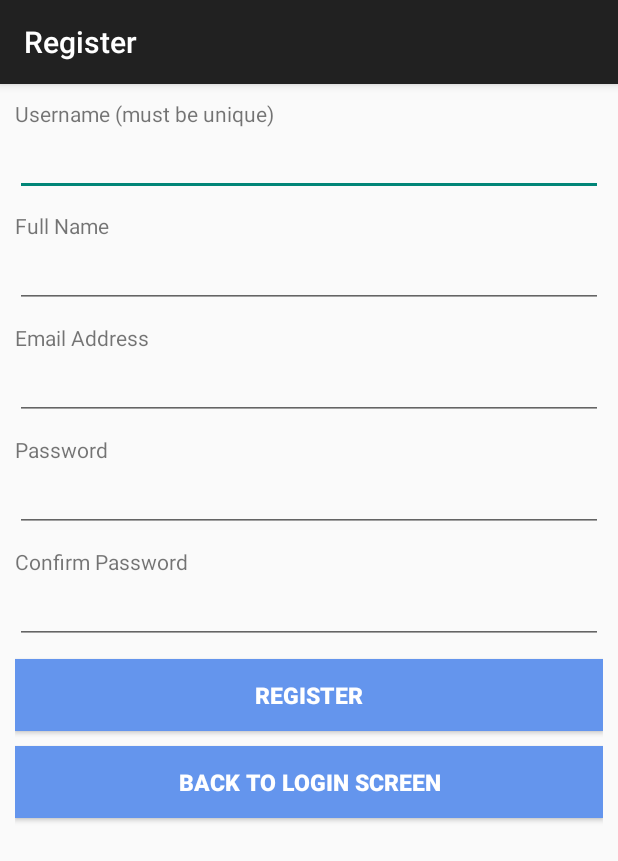
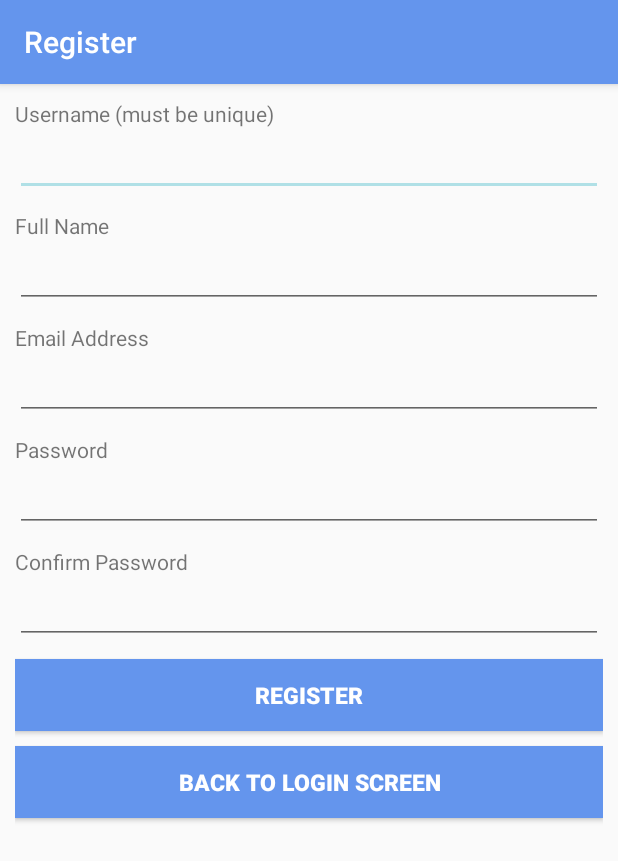
Before and after one commit to OlirianWarrior/DebateApp, an Android app: the screen it shows after launch (Register), after a tap on "REGISTER", on a phone screen of 412 x 824 dp. Shown: the top 861 px of the screen. Run offline under Robolectric (Android 15) with nearby library versions, the phone set to English and light mode, and no system bars.

Commit message:
Further graphical and funtionality improvements

```diff
--- a/app/src/main/java/com/gmail/donncha/assignment/Account.java
+++ b/app/src/main/java/com/gmail/donncha/assignment/Account.java
@@ -1,8 +1,10 @@
 package com.gmail.donncha.assignment;
 
+import android.app.ActionBar;
 import android.content.Intent;
 import android.database.Cursor;
 import android.os.Bundle;
+import android.support.v7.app.ActionBarActivity;
 import android.support.v7.app.AppCompatActivity;
 import android.util.Log;
 import android.view.View;
--- a/app/src/main/res/layout/activity_debatelist.xml
+++ b/app/src/main/res/layout/activity_debatelist.xml
@@ -12,8 +12,8 @@
 
     <Button
         android:layout_marginBottom="10dp"
-        android:background="#6495ed"
-        android:textColor="#fff"
+        android:background="@color/primary"
+        android:textColor="@color/textColor"
         android:textStyle="bold"
         android:textSize="15dp"
         android:layout_width="match_parent"
--- a/app/src/main/res/layout/activity_register.xml
+++ b/app/src/main/res/layout/activity_register.xml
@@ -66,8 +66,8 @@
         android:inputType="textPassword" />
 
     <Button
-        android:background="#6495ed"
-        android:textColor="#fff"
+        android:background="@color/primary"
+        android:textColor="@color/textColor"
         android:textStyle="bold"
         android:textSize="15dp"
         android:layout_marginBottom="10dp"
@@ -78,8 +78,8 @@
         />
 
     <Button
-        android:background="#6495ed"
-        android:textColor="#fff"
+        android:background="@color/primary"
+        android:textColor="@color/textColor"
         android:textStyle="bold"
         android:textSize="15dp"
         android:id="@+id/bBack"
--- /dev/null
+++ b/app/src/main/res/values/colors.xml
@@ -0,0 +1,9 @@
+<?xml version="1.0" encoding="utf-8"?>
+<resources>
+
+    <color name="primary">#6495ed</color>
+    <color name="primary_dark">#87ceeb</color>
+    <color name="accent">#b0e0e6</color>
+    <color name="textColor">#fff</color>
+
+</resources>
--- a/app/src/main/res/values/styles.xml
+++ b/app/src/main/res/values/styles.xml
@@ -1,8 +1,12 @@
-<resources>
-
+<?xml version ="1.0" encoding="utf-8"?>
+<resources xmlns:android="http://schemas.android.com/apk/res/android">
     <!-- Base application theme. -->
     <style name="AppTheme" parent="Theme.AppCompat.Light.DarkActionBar">
-        <!-- Customize your theme here. -->
+       <item name="colorPrimary">@color/primary</item>
+        <item name="colorPrimaryDark">@color/primary_dark</item>
+        <item name="colorAccent">@color/accent</item>
     </style>
 
+
+
 </resources>
```
Also changed, not shown: app/src/main/java/com/gmail/donncha/assignment/DisplayDebate.java (+23 -8 lines), app/src/main/res/layout/activity_account.xml (+4 -4 lines), app/src/main/res/layout/activity_createdebate.xml (+4 -4 lines), app/src/main/res/layout/activity_displaydebate.xml (+12 -10 lines), app/src/main/res/layout/activity_main.xml (+4 -4 lines), app/src/main/res/layout/activity_menu.xml (+8 -8 lines), app/src/main/res/layout/activity_searchbytopic.xml (+4 -4 lines).
